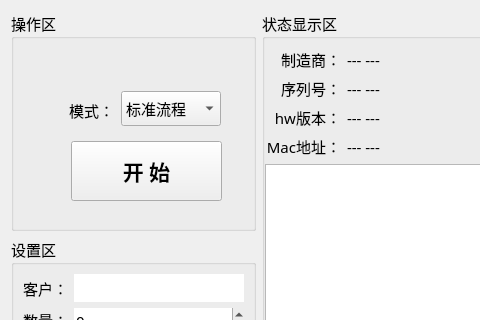
Qt form Node-Fvt/Node-Fvt/home/home_workwid.ui (ChinaClever/ScalePoint) before a commit; both pictures show x 0 to 480 and y 0 to 320 of the 1002 by 493 pixel window.
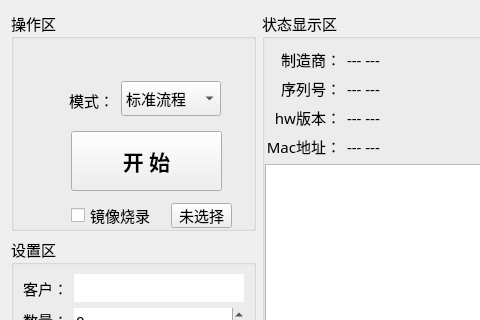
The same form after that commit.

```diff
--- a/Node-Fvt/Node-Fvt/home/home_workwid.ui
+++ b/Node-Fvt/Node-Fvt/home/home_workwid.ui
@@ -35,7 +35,7 @@
       <property name="geometry">
        <rect>
         <x>60</x>
-        <y>130</y>
+        <y>120</y>
         <width>151</width>
         <height>60</height>
        </rect>
@@ -68,7 +68,7 @@
       <property name="geometry">
        <rect>
         <x>48</x>
-        <y>82</y>
+        <y>72</y>
         <width>55</width>
         <height>35</height>
        </rect>
@@ -102,7 +102,7 @@
       <property name="geometry">
        <rect>
         <x>110</x>
-        <y>80</y>
+        <y>70</y>
         <width>100</width>
         <height>35</height>
        </rect>
@@ -138,6 +138,35 @@
        </property>
       </item>
      </widget>
+     <widget class="QCheckBox" name="checkBox">
+      <property name="geometry">
+       <rect>
+        <x>60</x>
+        <y>190</y>
+        <width>95</width>
+        <height>29</height>
+       </rect>
+      </property>
+      <property name="layoutDirection">
+       <enum>Qt::LeftToRight</enum>
+      </property>
+      <property name="text">
+       <string>镜像烧录</string>
+      </property>
+     </widget>
+     <widget class="QPushButton" name="imgBtn">
+      <property name="geometry">
+       <rect>
+        <x>160</x>
+        <y>192</y>
+        <width>61</width>
+        <height>25</height>
+       </rect>
+      </property>
+      <property name="text">
+       <string>未选择</string>
+      </property>
+     </widget>
     </widget>
    </item>
    <item row="0" column="1" rowspan="3">
```
Left out of the diff: 5 changed lines with no effect on the pictures.
